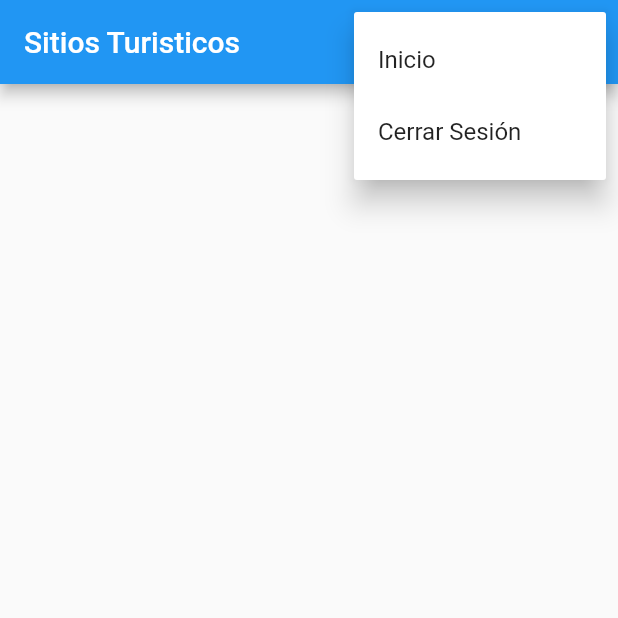
After one commit to KaterineP19/Proyect-my-world, a Flutter app: the pois screen opened directly, after a tap on the "more vert" icon, on a phone screen of 412 x 824 dp, the top half of it. The commit adds this screen. Run offline on Flutter 3.47's test engine with Material 2 defaults, Android fonts, the phone set to English and light mode, and no system bars; our stand-ins replace cloud_firestore, firebase_auth, firebase_core, shared_preferences; accounts and stored records are empty.

Commit message:
se modifica las paginas del sprint 3

```diff
--- a/lib/poi.dart
+++ b/lib/poi.dart
@@ -1,14 +1,14 @@
 import 'package:firebase_auth/firebase_auth.dart';
 import 'package:flutter/material.dart';
-import 'package:my_world/SitiosInteres.dart';
 import 'package:my_world/login.dart';
+import 'package:my_world/repositorio/pois.dart';
 
 class poi extends StatefulWidget {
   const poi({Key? key}) : super(key: key);
   @override
   State<poi> createState() => _poiState();
 }
-enum Menu {sitiosTuristicos, cerrarSesion}
+enum Menu {inicio, cerrarSesion}
 
 class _poiState extends State<poi> {
   @override
@@ -23,13 +23,13 @@ class _poiState extends State<poi> {
                 if (item == Menu.cerrarSesion){
                   FirebaseAuth.instance.signOut();
                   Navigator.pushReplacement(context, MaterialPageRoute(builder: (context) => Login()));
-                } else {Navigator.pushReplacement(context, MaterialPageRoute(builder: (context) => sitioInteres()));
-                }
-              });
+                } else {Navigator.pushReplacement(context, MaterialPageRoute(builder: (context) => pois()));
+              }},
+              );
             },
             itemBuilder: (BuildContext context) => <PopupMenuEntry <Menu>>[
               const PopupMenuItem(
-                value: Menu.sitiosTuristicos, child: Text("Sitios Turisticos"),
+                value: Menu.inicio, child: Text("Sitios Turisticos"),
               ),
               const PopupMenuItem(
                 value: Menu.cerrarSesion, child: Text("Cerrar Sesión"),
--- a/lib/repositorio/firebase_api.dart
+++ b/lib/repositorio/firebase_api.dart
@@ -1,7 +1,7 @@
 import 'package:cloud_firestore/cloud_firestore.dart';
 import 'package:firebase_auth/firebase_auth.dart';
-import 'package:my_world/SitiosInteres.dart';
 import 'package:my_world/models/User.dart' as UserApp;
+
 
 class firebase_api{
 
--- /dev/null
+++ b/lib/repositorio/pois.dart
@@ -0,0 +1,56 @@
+import 'package:firebase_auth/firebase_auth.dart';
+import 'package:firebase_core/firebase_core.dart';
+import 'package:flutter/material.dart';
+import 'package:my_world/login.dart';
+import 'package:cloud_firestore/cloud_firestore.dart';
+
+import '../poi.dart';
+
+class pois extends StatefulWidget {
+  const pois({Key? key}) : super(key: key);
+  @override
+  State<pois> createState() => _poisState();
+}
+
+enum Menu {inicio, cerrarSesion}
+
+class _poisState extends State<pois> {
+  @override
+  Widget build(BuildContext context) {
+    return Scaffold(
+      appBar: AppBar(
+        title: Text("Sitios Turisticos"),
+        actions: [
+          PopupMenuButton(
+            onSelected: (Menu item){
+              setState(() {
+                if (item == Menu.cerrarSesion){
+                  FirebaseAuth.instance.signOut();
+                  Navigator.pushReplacement(context, MaterialPageRoute(builder: (context) => Login()));
+                } else {Navigator.pushReplacement(context, MaterialPageRoute(builder: (context) => poi()));
+                }
+              });
+            },
+            itemBuilder: (BuildContext context) => <PopupMenuEntry <Menu>>[
+              const PopupMenuItem(
+                value: Menu.inicio, child: Text("Inicio"),
+              ),
+              const PopupMenuItem(
+                value: Menu.cerrarSesion, child: Text("Cerrar Sesión"),
+              ),
+            ],
+          )],
+      ),
+      body: Padding(
+        padding: const EdgeInsets.symmetric(horizontal: 30, vertical: 10),
+        child: Column(
+          children: [
+            const SizedBox(
+              height: 8,
+            ),
+          ],
+        ),
+      ),
+    );
+  }
+}
--- a/lib/splash.dart
+++ b/lib/splash.dart
@@ -1,6 +1,6 @@
 import 'package:firebase_auth/firebase_auth.dart';
 import 'package:flutter/material.dart';
-import 'package:my_world/SitiosInteres.dart';
+import 'package:my_world/poi.dart';
 import "login.dart";
 
 class splash extends StatefulWidget {
@@ -24,7 +24,7 @@ class _splashStatus extends State<splash> {
             MaterialPageRoute(builder: (context) => const Login()));
       } else {
         Navigator.pushReplacement(context,
-            MaterialPageRoute(builder: (context) => const sitioInteres()));
+            MaterialPageRoute(builder: (context) => const poi()));
       }
     },
     );
```
Also changed, not shown: lib/SitiosInteres.dart (deleted, +0 -51 lines).
